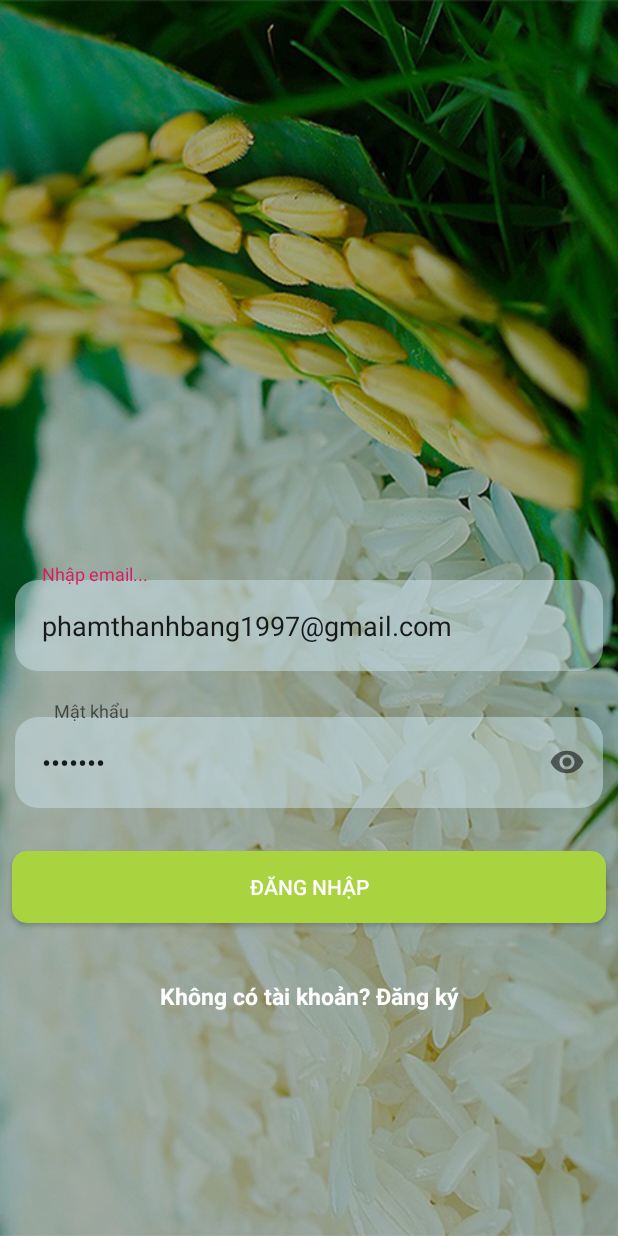
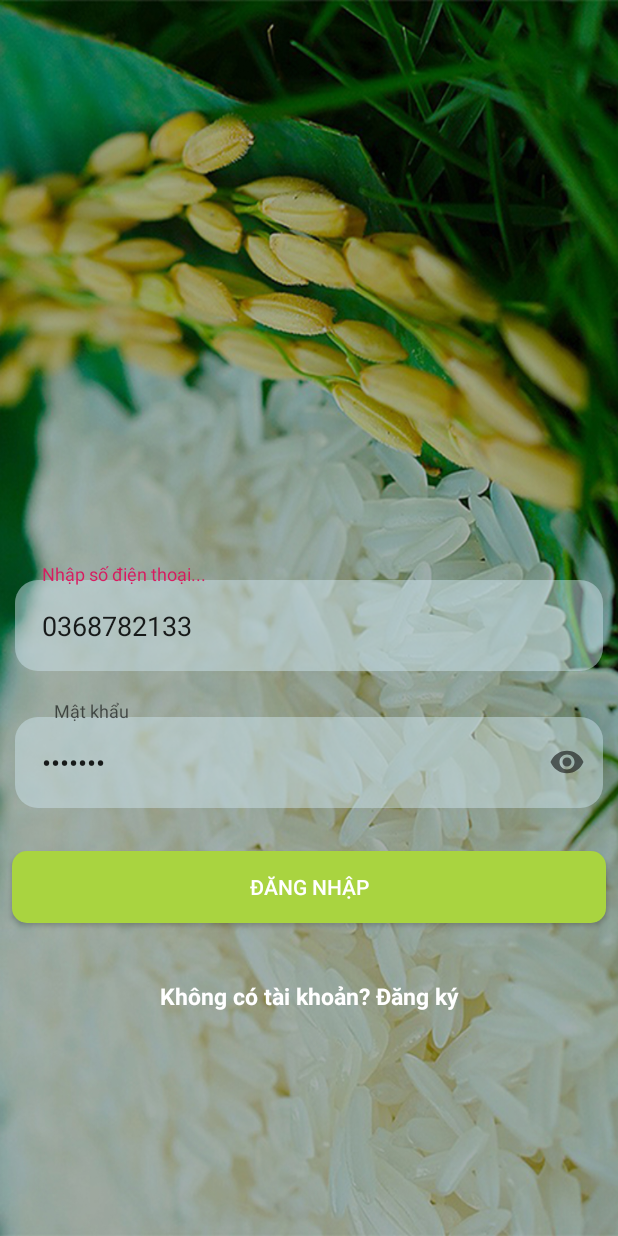
Before and after one commit to kahuustambou/GaoSach, an Android app: the SignIn screen opened directly, with no data from a screen before it, after a tap on "ĐĂNG NHẬP", on a phone screen of 412 x 824 dp. Run offline under Robolectric (Android 15) with nearby library versions, the phone set to English and light mode, and no system bars; our stand-ins replace Firebase (no records; nobody signed in at launch, a user with empty details on screens opened directly).

Commit message:
Modified sign up & sign up & order status

```diff
--- a/app/src/main/java/com/example/gaosach/OrderStatus.java
+++ b/app/src/main/java/com/example/gaosach/OrderStatus.java
@@ -37,7 +37,7 @@ public class OrderStatus extends AppCompatActivity {
         layoutManager= new LinearLayoutManager(this);
         recyclerView.setLayoutManager(layoutManager);
 
-        loadOrders(Common.currentUser.Email);
+        loadOrders(Common.currentUser.getPhone());
     }
 
 
@@ -46,7 +46,7 @@ public class OrderStatus extends AppCompatActivity {
                 Request.class,
                 R.layout.order_layout,
                 OrderViewHolder.class,
-                requests.orderByChild("Email")
+                requests.orderByChild("phone")
                 .equalTo(phone)
 
         ) {
@@ -56,7 +56,7 @@ public class OrderStatus extends AppCompatActivity {
                 viewHolder.txtOrderStatus.setText(convertCodeToStatus(model.getStatus()));
                 viewHolder.txtOrderAddress.setText(model.getAddress());
 //                viewHolder.txtOrderPhone.setText(model.getPhone());
-                viewHolder.txtOrderEmail.setText(model.getEmail());
+                viewHolder.txtOrderPhone.setText(model.getPhone());
 
             }
         };
--- a/app/src/main/java/com/example/gaosach/SignIn.java
+++ b/app/src/main/java/com/example/gaosach/SignIn.java
@@ -3,28 +3,27 @@ package com.example.gaosach;
 import android.app.ProgressDialog;
 import android.content.Intent;
 import android.os.Bundle;
-import android.util.Patterns;
 import android.view.View;
 import android.widget.Button;
 import android.widget.EditText;
 import android.widget.TextView;
 import android.widget.Toast;
 
+import com.example.gaosach.Common.Common;
 import com.example.gaosach.Model.User;
-import com.google.android.gms.tasks.OnCompleteListener;
-import com.google.android.gms.tasks.OnFailureListener;
-import com.google.android.gms.tasks.Task;
-import com.google.firebase.auth.AuthResult;
 import com.google.firebase.auth.FirebaseAuth;
+import com.google.firebase.database.DataSnapshot;
+import com.google.firebase.database.DatabaseError;
 import com.google.firebase.database.DatabaseReference;
 import com.google.firebase.database.FirebaseDatabase;
+import com.google.firebase.database.ValueEventListener;
 
 import androidx.annotation.NonNull;
 import androidx.appcompat.app.AppCompatActivity;
 
 public class SignIn extends AppCompatActivity {
 
-    EditText edtEmail, edtPassword,edtPhone;
+    EditText edtPassword,edtPhone;
     TextView notHaveAccount;
     Button btnSignIn;
 
@@ -41,12 +40,14 @@ public class SignIn extends AppCompatActivity {
 
 
         edtPassword = findViewById(R.id.edtPassword);
-        edtEmail = findViewById(R.id.edtEmail);
+        edtPhone = findViewById(R.id.edtPhone);
+
+//        edtEmail = findViewById(R.id.edtEmail);
         notHaveAccount = findViewById(R.id.nothave_account);
         btnSignIn = findViewById(R.id.btnSignIn);
 
-        mAuth= FirebaseAuth.getInstance();
-        FirebaseDatabase database= FirebaseDatabase.getInstance();
+//        mAuth= FirebaseAuth.getInstance();
+        final FirebaseDatabase database= FirebaseDatabase.getInstance();
         final DatabaseReference table_user = database.getReference("User");
 
 
@@ -54,33 +55,75 @@ public class SignIn extends AppCompatActivity {
             @Override
             public void onClick(View v) {
 
-                String Email= edtEmail.getText().toString().trim();
-                String Password=edtPassword.getText().toString().trim();
-               if (Email.isEmpty()) {
-                   edtEmail.setError(getString(R.string.input_error_email));
-                   edtEmail.requestFocus();
-                    return;
-                }
-                if (!Patterns.EMAIL_ADDRESS.matcher(Email).matches()) {
-                    edtEmail.setError(getString(R.string.input_error_email_invalid));
-                    edtEmail.requestFocus();
-                    return;
-                }
+                final ProgressDialog mDialog= new ProgressDialog(SignIn.this);
+                mDialog.setMessage("Vui lòng đợi...");
+                mDialog.show();
 
-                if (Password.isEmpty()) {
-                    edtPassword.setError(getString(R.string.input_error_password));
-                    edtPassword.requestFocus();
-                    return;
-                }
+//                String Email= edtEmail.getText().toString().trim();
+//                String Password=edtPassword.getText().toString().trim();
+//               if (Email.isEmpty()) {
+//                   edtEmail.setError(getString(R.string.input_error_email));
+//                   edtEmail.requestFocus();
+//                    return;
+//                }
+//                if (!Patterns.EMAIL_ADDRESS.matcher(Email).matches()) {
+//                    edtEmail.setError(getString(R.string.input_error_email_invalid));
+//                    edtEmail.requestFocus();
+//                    return;
+//                }
+//
+//                if (Password.isEmpty()) {
+//                    edtPassword.setError(getString(R.string.input_error_password));
+//                    edtPassword.requestFocus();
+//                    return;
+//                }
+//
+//                if (Password.length() < 6) {
+//                    edtPassword.setError(getString(R.string.input_error_password_length));
+//                    edtPassword.requestFocus();
+//                    return;
+//                }
+//                else{
+//                    signInUser(Email,Password);
+//              }
 
-                if (Password.length() < 6) {
-                    edtPassword.setError(getString(R.string.input_error_password_length));
-                    edtPassword.requestFocus();
-                    return;
-                }
-                else{
-                    signInUser(Email,Password);
-              }
+                table_user.addValueEventListener(new ValueEventListener() {
+                    @Override
+                    public void onDataChange(@NonNull DataSnapshot dataSnapshot) {
+                        //check if user not exits database
+                        if(dataSnapshot.child(edtPhone.getText().toString()).exists()) {
+
+                            //get user information
+                            mDialog.dismiss();
+                            User user = dataSnapshot.child(edtPhone.getText().toString()).getValue(User.class);
+                            user.setPhone(edtPhone.getText().toString());
+                            if (user.getPassword().equals(edtPassword.getText().toString())) {
+                                {
+                                    Intent homeIntent = new Intent(SignIn.this,Home.class);
+                                    Common.currentUser= user;
+                                    startActivity(homeIntent);
+                                    finish();
+                                }
+
+                            } else {
+                                Toast.makeText(SignIn.this, "Sai mật khẩu", Toast.LENGTH_SHORT).show();
+                            }
+                        }
+                        else
+                        {
+                            mDialog.dismiss();
+                            Toast.makeText(SignIn.this,"Người dùng không tồn tại",Toast.LENGTH_SHORT).show();
+                        }
+
+
+
+                    }
+
+                    @Override
+                    public void onCancelled(@NonNull DatabaseError databaseError) {
+
+                    }
+                });
             }
         });
 
@@ -112,45 +155,45 @@ public class SignIn extends AppCompatActivity {
 //    }
 
 
-    private void signInUser(final String Email, final String Password) {
-
-
-        //show pd
-        mDialog.show();
-
-        mAuth.signInWithEmailAndPassword(Email,Password)
-                .addOnCompleteListener( new OnCompleteListener<AuthResult>() {
-                    @Override
-                    public void onComplete(@NonNull Task<AuthResult> task) {
-                        if (task.isSuccessful()) {
-                            User user= new User(
-                                    Email,
-                                    Password
-
-                            );
-
-
-                            mDialog.dismiss();
-                            Toast.makeText(SignIn.this,"Đăng nhập thành công", Toast.LENGTH_SHORT).show();
-                            startActivity(new Intent(SignIn.this,Home.class));
-                            finish();
-                        } else {
-                            mDialog.dismiss();
-                            Toast.makeText(SignIn.this, "Đăng  nhập thất bại", Toast.LENGTH_SHORT).show();
-
-                        }
-                    }
-                }).addOnFailureListener(new OnFailureListener() {
-            @Override
-            public void onFailure(@NonNull Exception e) {
-                mDialog.dismiss();
-                //error get and show error meesage
-                Toast.makeText(SignIn.this, "" + e.getMessage(), Toast.LENGTH_SHORT).show();
-
-            }
-        });
-
-    }
+//    private void signInUser(final String Email, final String Password) {
+//
+//
+//        //show pd
+//        mDialog.show();
+//
+//        mAuth.signInWithEmailAndPassword(Email,Password)
+//                .addOnCompleteListener( new OnCompleteListener<AuthResult>() {
+//                    @Override
+//                    public void onComplete(@NonNull Task<AuthResult> task) {
+//                        if (task.isSuccessful()) {
+//                            User user= new User(
+//                                    Email,
+//                                    Password
+//
+//                            );
+//
+//
+//                            mDialog.dismiss();
+//                            Toast.makeText(SignIn.this,"Đăng nhập thành công", Toast.LENGTH_SHORT).show();
+//                            startActivity(new Intent(SignIn.this,Home.class));
+//                            finish();
+//                        } else {
+//                            mDialog.dismiss();
+//                            Toast.makeText(SignIn.this, "Đăng  nhập thất bại", Toast.LENGTH_SHORT).show();
+//
+//                        }
+//                    }
+//                }).addOnFailureListener(new OnFailureListener() {
+//            @Override
+//            public void onFailure(@NonNull Exception e) {
+//                mDialog.dismiss();
+//                //error get and show error meesage
+//                Toast.makeText(SignIn.this, "" + e.getMessage(), Toast.LENGTH_SHORT).show();
+//
+//            }
+//        });
+//
+//    }
     @Override
     public boolean onSupportNavigateUp() {
         onBackPressed();
--- a/app/src/main/java/com/example/gaosach/ViewHolder/OrderViewHolder.java
+++ b/app/src/main/java/com/example/gaosach/ViewHolder/OrderViewHolder.java
@@ -11,7 +11,7 @@ import androidx.recyclerview.widget.RecyclerView;
 
 public class OrderViewHolder extends RecyclerView.ViewHolder implements View.OnClickListener {
 
-    public TextView txtOrderId,txtOrderStatus,txtOrderEmail,txtOrderAddress;
+    public TextView txtOrderId,txtOrderStatus,txtOrderPhone,txtOrderAddress;
 
     private ItemClickListener itemClickListener;
 
@@ -21,7 +21,7 @@ public class OrderViewHolder extends RecyclerView.ViewHolder implements View.OnC
         txtOrderAddress=(TextView)itemView.findViewById(R.id.order_address);
         txtOrderId=(TextView)itemView.findViewById(R.id.order_id);
         txtOrderStatus=(TextView)itemView.findViewById(R.id.order_status);
-        txtOrderEmail=(TextView)itemView.findViewById(R.id.order_email);
+        txtOrderPhone=(TextView)itemView.findViewById(R.id.order_phone);
 
         itemView.setOnClickListener(this);
 
--- a/app/src/main/res/layout/activity_order_status.xml
+++ b/app/src/main/res/layout/activity_order_status.xml
@@ -4,7 +4,7 @@
     xmlns:tools="http://schemas.android.com/tools"
     android:layout_width="match_parent"
     android:layout_height="match_parent"
-    android:background="@drawable/background"
+    android:background="@color/white"
     tools:context=".OrderStatus">
     <androidx.recyclerview.widget.RecyclerView
         android:id="@+id/listOrders"
--- a/app/src/main/res/layout/activity_rice_list.xml
+++ b/app/src/main/res/layout/activity_rice_list.xml
@@ -11,8 +11,9 @@ tools:context=".RiceList">
         android:id="@+id/searchBar"
         android:layout_width="match_parent"
         android:layout_height="wrap_content"
-        app:mt_hint="Tìm kiếm thực phẩm..."
+        app:mt_hint="Tìm kiếm sản phẩm..."
         app:mt_speechMode="false"
+
 
         >
 
--- a/app/src/main/res/layout/activity_sign_in.xml
+++ b/app/src/main/res/layout/activity_sign_in.xml
@@ -12,19 +12,19 @@
     android:layout_height="wrap_content"
     android:layout_centerHorizontal="true"
     android:layout_centerVertical="true"
-    android:id="@+id/email"
+    android:id="@+id/phone"
     android:layout_marginRight="10dp"
     android:layout_marginLeft="10dp"
 
 
     >
     <com.google.android.material.textfield.TextInputEditText
-        android:id="@+id/edtEmail"
+        android:id="@+id/edtPhone"
         android:background="@drawable/reg_edtext_style"
         android:padding="18dp"
-        android:inputType="textEmailAddress"
-        android:hint="Nhập email..."
-        android:text="phamthanhbang1997@gmail.com"
+        android:inputType="phone"
+        android:hint="Nhập số điện thoại..."
+        android:text="0368782133"
         android:layout_width="match_parent"
         android:layout_height="wrap_content">
 
@@ -65,7 +65,7 @@
         android:layout_height="wrap_content"
         android:id="@+id/text_input_password"
         app:errorEnabled="true"
-        android:layout_below="@+id/email"
+        android:layout_below="@+id/phone"
         android:layout_marginLeft="10dp"
         android:layout_marginRight="10dp"
         android:layout_marginTop="20dp"
--- a/app/src/main/res/layout/order_layout.xml
+++ b/app/src/main/res/layout/order_layout.xml
@@ -42,7 +42,7 @@
                 android:layout_width="wrap_content"
                 android:layout_height="wrap_content"/>
             <TextView
-                android:id="@+id/order_email"
+                android:id="@+id/order_phone"
                 android:layout_marginLeft="10dp"
                 android:layout_gravity="center_vertical|start"
                 android:textAllCaps="true"
```
Also changed, not shown: app/src/main/java/com/example/gaosach/Cart.java (+9 -13 lines), app/src/main/java/com/example/gaosach/Home.java (+9 -3 lines), app/src/main/java/com/example/gaosach/Model/Category.java (+6 -11 lines), app/src/main/java/com/example/gaosach/Model/Request.java (+9 -8 lines), app/src/main/java/com/example/gaosach/Model/Rice.java (+19 -21 lines), app/src/main/java/com/example/gaosach/Model/User.java (+22 -10 lines), app/src/main/java/com/example/gaosach/RiceDetail.java (+6 -1 lines), app/src/main/java/com/example/gaosach/RiceList.java (+10 -8 lines), app/src/main/java/com/example/gaosach/SignUp.java (+155 -113 lines), app/src/main/res/layout/activity_main.xml (+1 -8 lines), app/src/main/res/layout/activity_rice_detail.xml (+14 -2 lines), app/src/main/res/layout/activity_sign_up.xml (+21 -21 lines).
